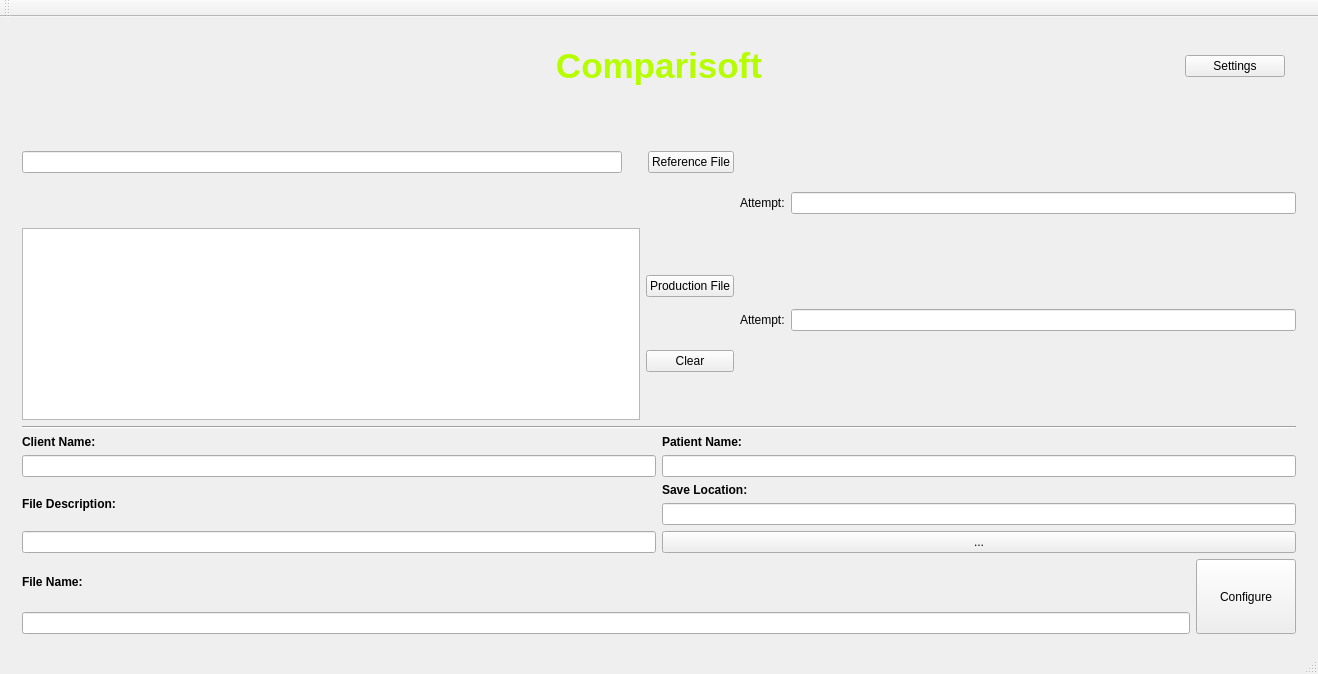
This is Comparisoft/QT/Comparisoft/mainwindow.ui in zifangah/Capstone3DModelling as Qt 5 draws it before an edit. The edited form follows.
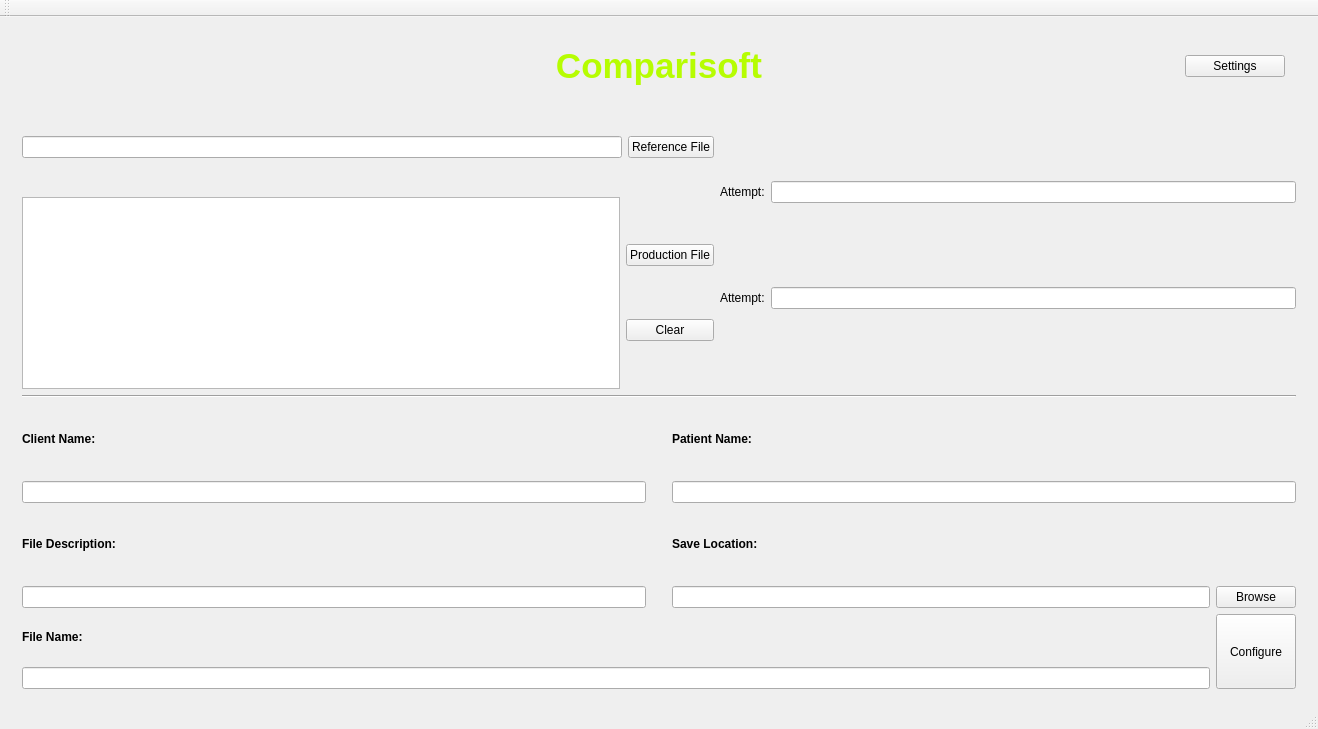
This is the edited form.

What changed in the file:
```diff
--- a/Comparisoft/QT/Comparisoft/mainwindow.ui
+++ b/Comparisoft/QT/Comparisoft/mainwindow.ui
@@ -7,7 +7,7 @@
     <x>0</x>
     <y>0</y>
     <width>1318</width>
-    <height>674</height>
+    <height>729</height>
    </rect>
   </property>
   <property name="windowTitle">
@@ -131,7 +131,7 @@
                     </property>
                     <property name="sizeHint" stdset="0">
                      <size>
-                      <width>20</width>
+                      <width>0</width>
                       <height>40</height>
                      </size>
                     </property>
@@ -240,6 +240,19 @@
                 </item>
                </layout>
               </item>
+              <item>
+               <spacer name="verticalSpacer_7">
+                <property name="orientation">
+                 <enum>Qt::Vertical</enum>
+                </property>
+                <property name="sizeHint" stdset="0">
+                 <size>
+                  <width>20</width>
+                  <height>40</height>
+                 </size>
+                </property>
+               </spacer>
+              </item>
               <item>
                <layout class="QVBoxLayout" name="verticalLayout_6">
                 <item>
@@ -260,6 +273,9 @@
              <layout class="QHBoxLayout" name="horizontalLayout_8">
               <item>
                <layout class="QVBoxLayout" name="verticalLayout_8">
+                <property name="bottomMargin">
+                 <number>0</number>
+                </property>
                 <item>
                  <widget class="QLabel" name="label_6">
                   <property name="text">
@@ -268,10 +284,27 @@
                  </widget>
                 </item>
                 <item>
+                 <layout class="QHBoxLayout" name="horizontalLayout_22">
+                  <item>
                  <widget class="QLineEdit" name="File_Description"/>
                 </item>
                </layout>
               </item>
+               </layout>
+              </item>
+              <item>
+               <spacer name="verticalSpacer_8">
+                <property name="orientation">
+                 <enum>Qt::Vertical</enum>
+                </property>
+                <property name="sizeHint" stdset="0">
+                 <size>
+                  <width>20</width>
+                  <height>40</height>
+                 </size>
+                </property>
+               </spacer>
+              </item>
               <item>
                <layout class="QVBoxLayout" name="verticalLayout_9">
                 <item>
@@ -282,10 +315,12 @@
                  </widget>
                 </item>
                 <item>
+                 <layout class="QHBoxLayout" name="horizontalLayout_17">
+                  <item>
                  <widget class="QLineEdit" name="Save_Location"/>
                 </item>
                 <item>
-                 <widget class="QPushButton" name="saveLocation">
+                   <widget class="QPushButton" name="saveLocationButton">
                   <property name="minimumSize">
                    <size>
                     <width>0</width>
@@ -293,9 +328,11 @@
                    </size>
                   </property>
                   <property name="text">
-                   <string>...</string>
-                  </property>
-                 </widget>
+                     <string>Browse</string>
+                    </property>
+                   </widget>
+                  </item>
+                 </layout>
                 </item>
                </layout>
               </item>
@@ -323,7 +360,7 @@
                  <widget class="QPushButton" name="Config_Button">
                   <property name="minimumSize">
                    <size>
-                    <width>100</width>
+                    <width>0</width>
                     <height>75</height>
                    </size>
                   </property>
```
Left out of the diff: 2 changed lines with no effect on the pictures. Lines whose indentation alone changed are shown as unchanged.
